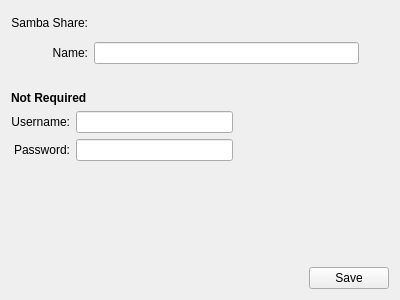
Before: the Qt Designer form src/mount.ui in KDE/samba-mounter, drawn with Qt 5.
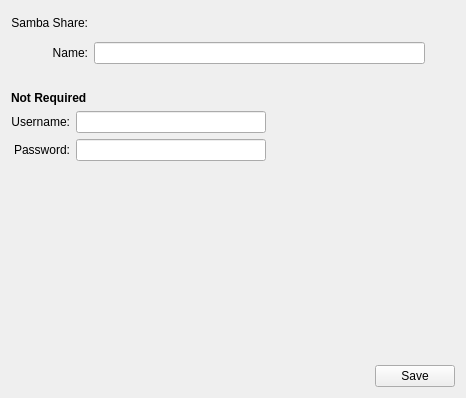
After: the same form once the commit is applied. Custom widgets are drawn as their Qt base class.

Commit message: Fix tab-order

```diff
--- a/src/mount.ui
+++ b/src/mount.ui
@@ -6,8 +6,8 @@
    <rect>
     <x>0</x>
     <y>0</y>
-    <width>400</width>
-    <height>300</height>
+    <width>466</width>
+    <height>398</height>
    </rect>
   </property>
   <property name="windowTitle">
```
Left out of the diff: 7 changed lines with no effect on the pictures.
